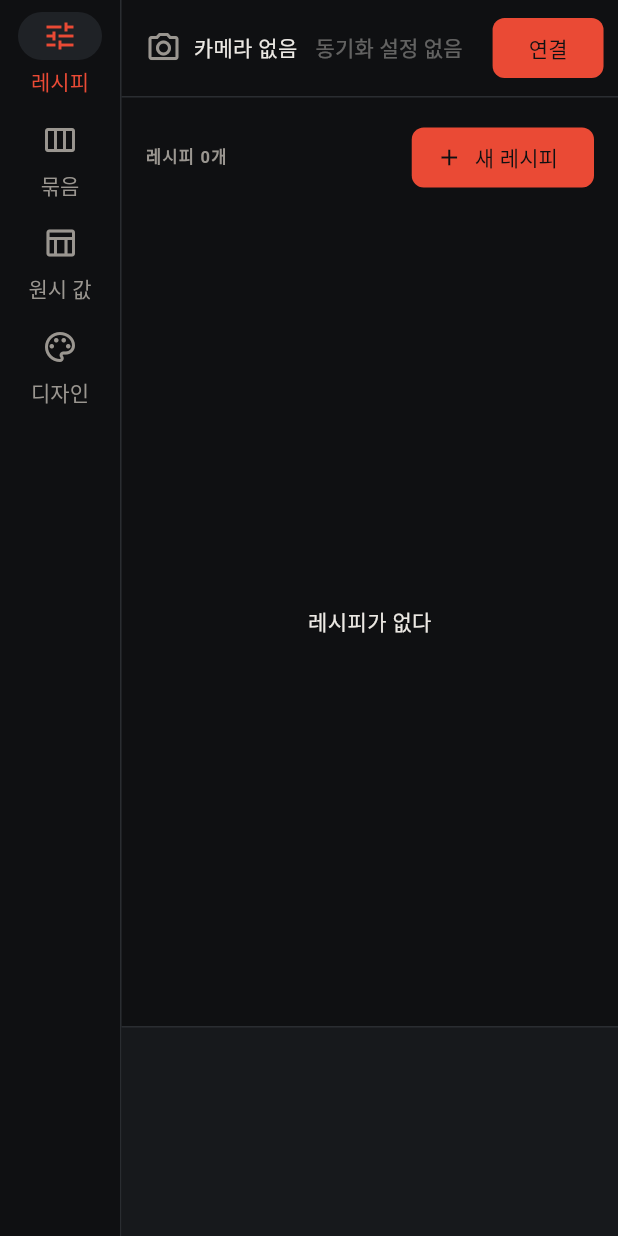
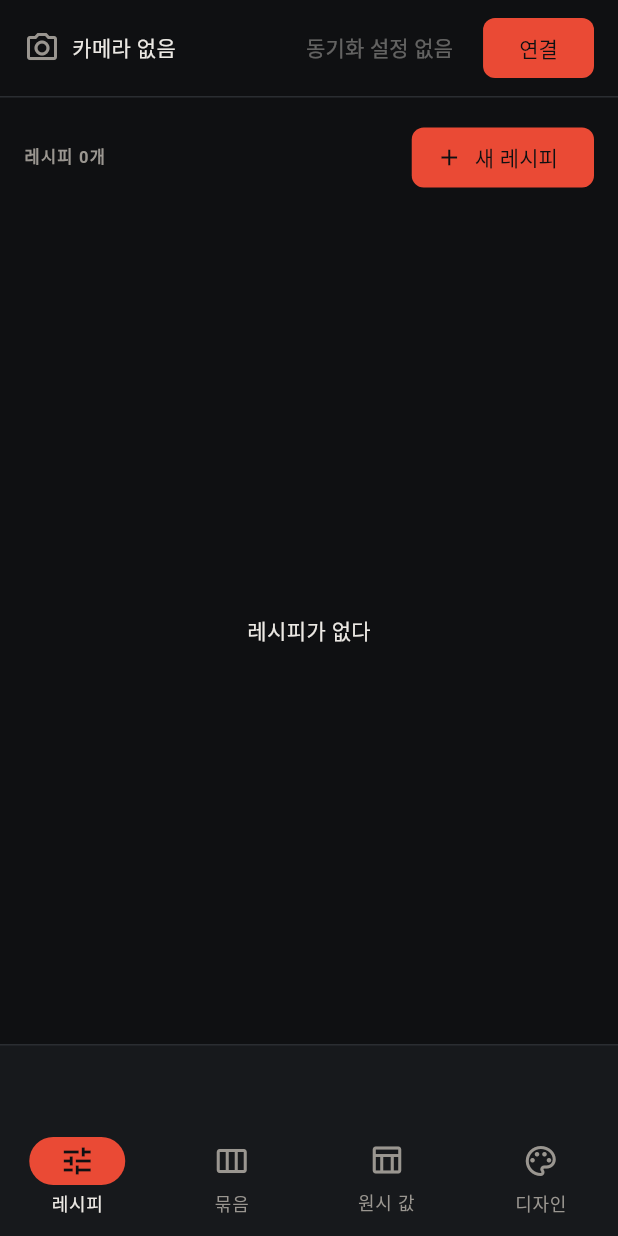
Before and after one commit to supsup-hae/playground, a Flutter app: the screen it shows after launch, on a phone screen of 412 x 824 dp. Run offline on Flutter 3.47's test engine with Material 3 defaults, Android fonts, the phone set to English and light mode, and no system bars; our stand-ins replace supabase_flutter; accounts and stored records are empty.

Commit message:
feat: 휴대폰 화면에서 아래 탭과 접히는 로그로 바뀌는 셸
- 폭 600 미만 또는 높이 500 미만이면 아래 NavigationBar, 그 밖에는 왼쪽 레일. 두 탐색이 같은 목적지 목록을 쓴다
- 본문을 SafeArea 로 감싼다. 아래 탭일 때 아래 여백은 NavigationBar 가 맡는다
- 휴대폰 배치에서 로그는 마지막 한 줄(높이 48)로 접혀 있다가 누르면 펼친다
- ChangeRow: 값 하나가 줄 폭의 30% 를 넘으면 말줄임으로 줄인다
- 디자인 갤러리 맨 위에 지금 화면의 논리 크기와 배율을 보인다
- 시험: 412×915, 360×800, 915×412 에서 네 화면·편집·비교 화면 넘침 없음
- 시험 도우미: 창 크기와 셸 머리 버튼을 받는다

```diff
--- a/Project/recipe-slot-manager/lib/ui/app_shell.dart
+++ b/Project/recipe-slot-manager/lib/ui/app_shell.dart
@@ -8,7 +8,18 @@ import 'package:recipe_slot_manager/ui/log_panel.dart';
 import 'package:recipe_slot_manager/ui/recipe_list_page.dart';
 import 'package:recipe_slot_manager/ui/slots_page.dart';
 
-/// 왼쪽 탐색, 위쪽 카메라 연결 막대, 아래쪽 작업 로그로 된 앱의 바깥 틀.
+/// 화면 목적지. 넓은 창의 레일과 좁은 화면의 아래 탭이 같은 목록을 쓴다.
+const _destinations = [
+  (Icons.tune, '레시피'),
+  (Icons.view_week_outlined, '묶음'),
+  (Icons.table_chart_outlined, '원시 값'),
+  (Icons.palette_outlined, '디자인'),
+];
+
+/// 위쪽 카메라 연결 막대, 아래쪽 작업 로그, 화면 탐색으로 된 앱의 바깥 틀.
+///
+/// 폭이 [compactWidth] 보다 좁거나 높이가 [compactHeight] 보다 낮으면(휴대폰) 아래 탭과
+/// 접힌 로그를 쓰고, 그 밖에는 왼쪽 레일과 펼친 로그를 쓴다.
 class AppShell extends StatefulWidget {
   const AppShell({
     super.key,
@@ -17,6 +28,9 @@ class AppShell extends StatefulWidget {
     this.headerActions = const [],
     this.initialIndex = 0,
   });
+
+  static const compactWidth = 600.0;
+  static const compactHeight = 500.0;
 
   final CameraSession session;
   final LibraryStore library;
@@ -32,55 +46,63 @@ class AppShell extends StatefulWidget {
 class _AppShellState extends State<AppShell> {
   late var _index = widget.initialIndex;
 
+  void _select(int index) => setState(() => _index = index);
+
   @override
   Widget build(BuildContext context) {
+    final size = MediaQuery.sizeOf(context);
+    final compact =
+        size.width < AppShell.compactWidth ||
+        size.height < AppShell.compactHeight;
     final page = switch (_index) {
       0 => RecipeListPage(library: widget.library),
       1 => LoadoutListPage(library: widget.library, session: widget.session),
       2 => SlotsPage(session: widget.session),
       _ => const DesignGalleryPage(),
     };
+    final content = Column(
+      children: [
+        CameraBar(session: widget.session, actions: widget.headerActions),
+        const Divider(height: 1),
+        Expanded(child: page),
+        LogPanel(log: widget.session.log, compact: compact),
+      ],
+    );
+
+    if (compact) {
       return Scaffold(
-      body: Row(
+        // 아래 여백(제스처 막대)은 NavigationBar 가 맡는다.
+        body: SafeArea(bottom: false, child: content),
+        bottomNavigationBar: NavigationBar(
+          selectedIndex: _index,
+          onDestinationSelected: _select,
+          destinations: [
+            for (final (icon, label) in _destinations)
+              NavigationDestination(icon: Icon(icon), label: label),
+          ],
+        ),
+      );
+    }
+    return Scaffold(
+      body: SafeArea(
+        child: Row(
           children: [
             NavigationRail(
               selectedIndex: _index,
               labelType: NavigationRailLabelType.all,
-            onDestinationSelected: (i) => setState(() => _index = i),
-            destinations: const [
+              onDestinationSelected: _select,
+              destinations: [
+                for (final (icon, label) in _destinations)
                   NavigationRailDestination(
-                icon: Icon(Icons.tune),
-                label: Text('레시피'),
-              ),
-              NavigationRailDestination(
-                icon: Icon(Icons.view_week_outlined),
-                label: Text('묶음'),
-              ),
-              NavigationRailDestination(
-                icon: Icon(Icons.table_chart_outlined),
-                label: Text('원시 값'),
-              ),
-              NavigationRailDestination(
-                icon: Icon(Icons.palette_outlined),
-                label: Text('디자인'),
+                    icon: Icon(icon),
+                    label: Text(label),
                   ),
               ],
             ),
             const VerticalDivider(width: 1),
-          Expanded(
-            child: Column(
-              children: [
-                CameraBar(
-                  session: widget.session,
-                  actions: widget.headerActions,
-                ),
-                const Divider(height: 1),
-                Expanded(child: page),
-                LogPanel(log: widget.session.log),
+            Expanded(child: content),
           ],
         ),
-          ),
-        ],
       ),
     );
   }
--- a/Project/recipe-slot-manager/lib/ui/log_panel.dart
+++ b/Project/recipe-slot-manager/lib/ui/log_panel.dart
@@ -3,36 +3,69 @@ import 'package:recipe_slot_manager/camera/camera_log.dart';
 import 'package:recipe_slot_manager/design/tokens.dart';
 
 /// 화면 하단의 작업 로그. 최근 30줄을 새것부터 보인다.
-class LogPanel extends StatelessWidget {
-  const LogPanel({super.key, required this.log});
+///
+/// [compact] 면 마지막 한 줄만 보이다가 누르면 펼친다.
+class LogPanel extends StatefulWidget {
+  const LogPanel({super.key, required this.log, this.compact = false});
 
   final CameraLog log;
+  final bool compact;
+
+  @override
+  State<LogPanel> createState() => _LogPanelState();
+}
+
+class _LogPanelState extends State<LogPanel> {
+  static const _expandedHeight = 140.0;
+
+  /// 접힌 상태도 손가락으로 누를 수 있는 최소 크기를 지킨다.
+  static const _foldedHeight = kMinInteractiveDimension;
+
+  var _expanded = false;
 
   @override
   Widget build(BuildContext context) {
+    final folded = widget.compact && !_expanded;
     return ListenableBuilder(
-      listenable: log,
-      builder: (context, _) => Container(
-        height: 140,
+      listenable: widget.log,
+      builder: (context, _) {
+        final lines = [
+          for (final (time, message) in widget.log.entries.reversed.take(
+            folded ? 1 : 30,
+          ))
+            Text(
+              '${time.toIso8601String().substring(11, 19)}  $message',
+              maxLines: folded ? 1 : null,
+              overflow: folded ? TextOverflow.ellipsis : null,
+              style: AppType.numeric.copyWith(
+                fontSize: 12,
+                color: AppColors.textMuted,
+              ),
+            ),
+        ];
+        final panel = Container(
+          key: const ValueKey('log-panel'),
+          height: folded ? _foldedHeight : _expandedHeight,
           width: double.infinity,
           decoration: const BoxDecoration(
             color: AppColors.surface,
             border: Border(top: BorderSide(color: AppColors.line)),
           ),
           padding: const EdgeInsets.all(AppSpacing.sm),
-        child: ListView(
-          children: [
-            for (final (time, message) in log.entries.reversed.take(30))
-              Text(
-                '${time.toIso8601String().substring(11, 19)}  $message',
-                style: AppType.numeric.copyWith(
-                  fontSize: 12,
-                  color: AppColors.textMuted,
+          child: folded
+              ? Align(alignment: Alignment.centerLeft, child: lines.firstOrNull)
+              : ListView(children: lines),
+        );
+        if (!widget.compact) return panel;
+        return Semantics(
+          button: true,
+          label: _expanded ? '로그 접기' : '로그 펼치기',
+          child: GestureDetector(
+            onTap: () => setState(() => _expanded = !_expanded),
+            child: panel,
           ),
-              ),
-          ],
-        ),
-      ),
+        );
+      },
     );
   }
 }
```
Also changed, not shown: Project/recipe-slot-manager/lib/design/change_row.dart (+22 -7 lines), Project/recipe-slot-manager/lib/ui/design_gallery_page.dart (+9 -0 lines), 4 other files. Lines whose indentation alone changed are shown as unchanged.
